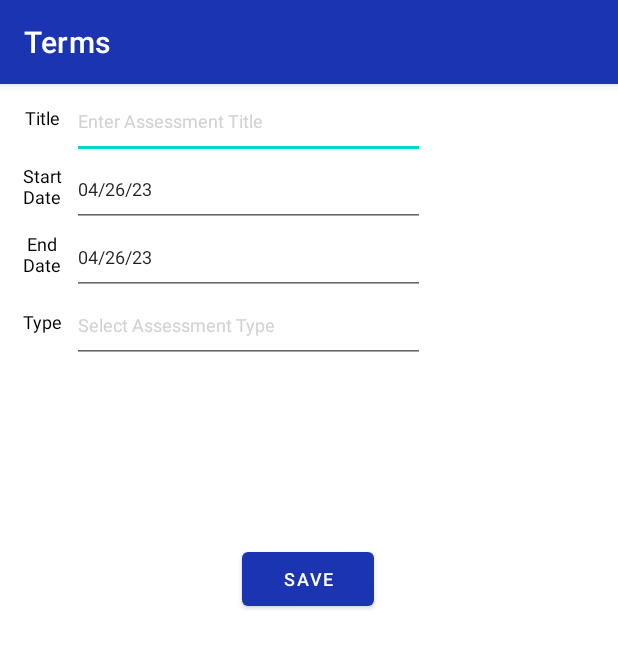
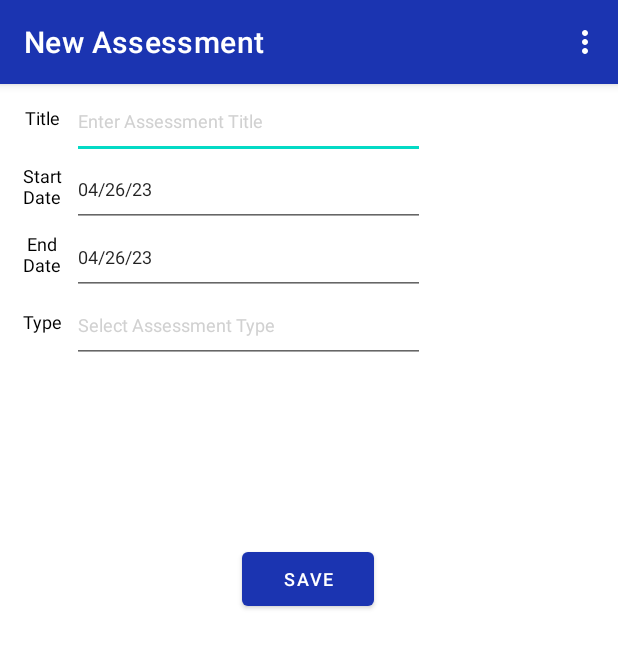
Before and after one commit to JohnHumphrey2099/C196, an Android app: the AssessmentDetail screen opened directly, with no data from a screen before it, on a phone screen of 412 x 824 dp. Shown: the top 648 px of the screen. Run offline under Robolectric (Android 15) with nearby library versions, the phone set to English and light mode, and no system bars; our stand-ins replace Room's generated code.

Commit message:
ALl Deletes work.

```diff
--- a/app/src/main/java/com/humphrey/c196/UI/AssessmentDetail.java
+++ b/app/src/main/java/com/humphrey/c196/UI/AssessmentDetail.java
@@ -1,9 +1,13 @@
 package com.humphrey.c196.UI;
 
+import androidx.appcompat.app.ActionBar;
 import androidx.appcompat.app.AppCompatActivity;
 
 import android.app.DatePickerDialog;
+import android.content.Intent;
 import android.os.Bundle;
+import android.view.Menu;
+import android.view.MenuItem;
 import android.view.View;
 import android.widget.Button;
 import android.widget.DatePicker;
@@ -11,6 +15,7 @@ import android.widget.EditText;
 
 import com.humphrey.c196.Database.Repository;
 import com.humphrey.c196.Entity.Assessment;
+import com.humphrey.c196.Entity.Term;
 import com.humphrey.c196.R;
 import com.humphrey.c196.Utility.Util;
 
@@ -34,11 +39,20 @@ public class AssessmentDetail extends AppCompatActivity {
     DatePickerDialog.OnDateSetListener endPicker;
     final Calendar calendarStart = Calendar.getInstance();
     final Calendar calendarEnd = Calendar.getInstance();
+    Repository repository;
     @Override
     protected void onCreate(Bundle savedInstanceState) {
         super.onCreate(savedInstanceState);
+        ActionBar actionBar = getSupportActionBar();
+        //set title of action bar
+        if(getIntent().getStringExtra("title") == null){
+            actionBar.setTitle("New Assessment");
+        }
+        else{
+            actionBar.setTitle(getIntent().getStringExtra("title"));
+        }
         setContentView(R.layout.activity_assessment_detail);
-        Repository repository = new Repository(getApplication());
+        repository = new Repository(getApplication());
         id = getIntent().getIntExtra("id", 0);
         courseID = getIntent().getIntExtra("courseID", 0);
         position = getIntent().getIntExtra("position", 9999);
@@ -163,4 +177,24 @@ public class AssessmentDetail extends AppCompatActivity {
         SimpleDateFormat sdf = new SimpleDateFormat(myFormat, Locale.US);
         editText.setText(sdf.format(calendar.getTime()));
     }
+    public boolean onCreateOptionsMenu(Menu menu){
+        getMenuInflater().inflate(R.menu.menu_assessmentdetails, menu);
+        return true;
+    }
+    public boolean onOptionsItemSelected(MenuItem item){
+        switch (item.getItemId()){
+            case R.id.removeAssessment:
+                if(id !=0){
+                    repository.deleteAssessment(new Assessment(id, null, null, null, null, courseID));
+                    finish();
+                }
+                else{
+                    if(position == 0){
+                        Util.cacheAssessments.remove(position);
+                    }
+                    finish();
+                }
+        }
+        return super.onOptionsItemSelected(item);
+    }
 }
--- a/app/src/main/java/com/humphrey/c196/UI/MainActivity.java
+++ b/app/src/main/java/com/humphrey/c196/UI/MainActivity.java
@@ -33,6 +33,12 @@ public class MainActivity extends AppCompatActivity {
         for (Term t : deleteTerms){
             r.deleteTerm(t);
         }
+        for (Course c : r.getAllCourses()){
+            r.deleteCourse(c);
+        }
+        for(Assessment a : r.getAllAssessments()){
+            r.deleteAssessment(a);
+        }
     }
 
     public void goToTermScreen(View view){
--- /dev/null
+++ b/app/src/main/res/menu/menu_assessmentdetails.xml
@@ -0,0 +1,13 @@
+<?xml version="1.0" encoding="utf-8"?>
+<menu xmlns:android="http://schemas.android.com/apk/res/android">
+
+    <item
+        android:id="@+id/assessmentStartAlert"
+        android:title="Set Start Alert" />
+    <item
+        android:id="@+id/assessmentEndAlert"
+        android:title="Set End Alert" />
+    <item
+        android:id="@+id/removeAssessment"
+        android:title="Delete Assessment" />
+</menu>
--- a/app/src/main/res/menu/menu_termdetails.xml
+++ b/app/src/main/res/menu/menu_termdetails.xml
@@ -3,5 +3,5 @@
 
     <item
         android:id="@+id/removeTerm"
-        android:title="Remove Term" />
+        android:title="Delete Term" />
 </menu>
```
Also changed, not shown: app/src/main/java/com/humphrey/c196/UI/CourseDetail.java (+55 -33 lines), app/src/main/java/com/humphrey/c196/UI/TermDetail.java (+42 -18 lines), app/src/main/res/layout/activity_term_detail.xml (+0 -11 lines), app/src/main/res/menu/menu_coursedetails.xml (added, +16 -0 lines).
